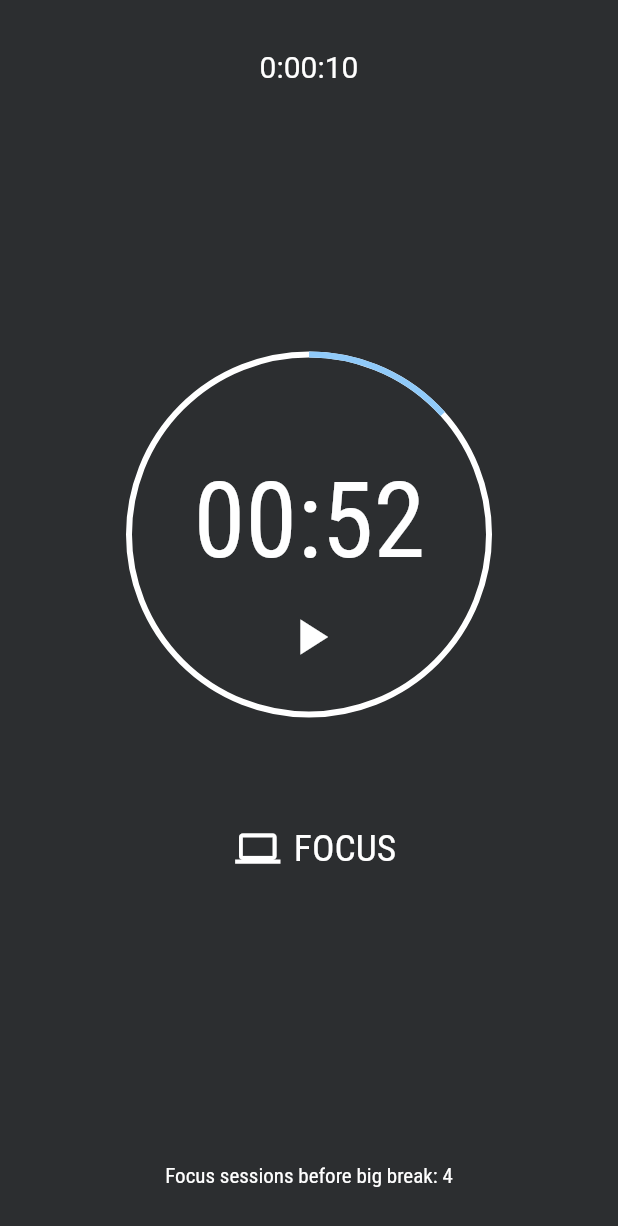
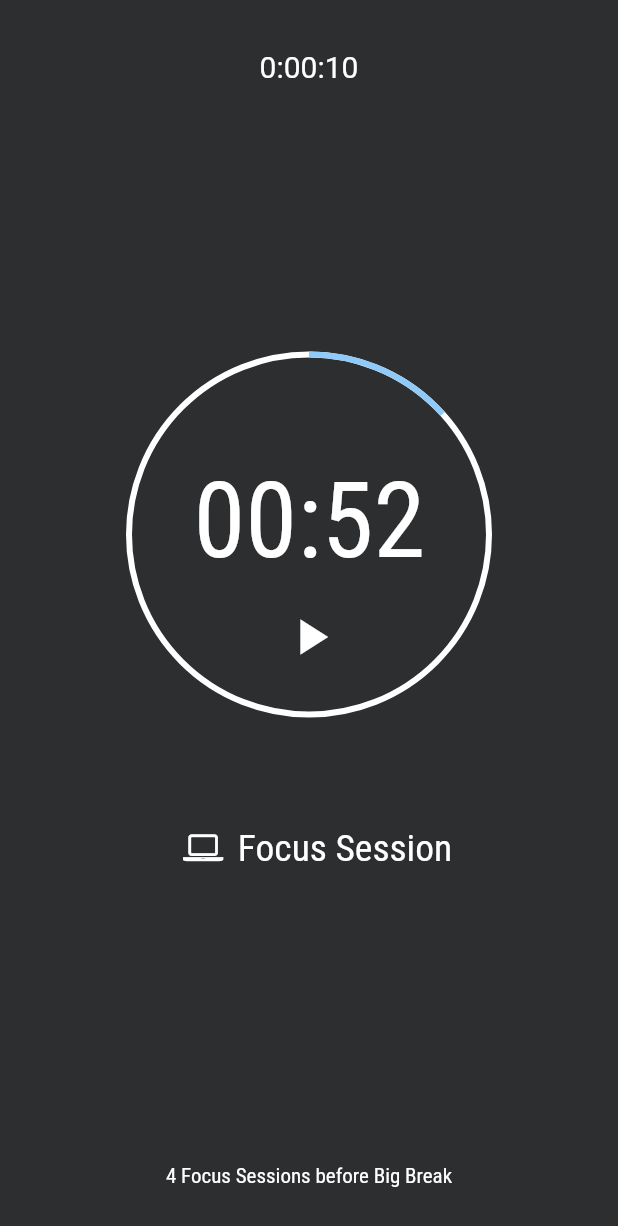
Before and after one commit to richardbonneau/pomodoro_flutter, a Flutter app: the screen it shows after launch, after a tap on the "pause" icon, on a phone screen of 412 x 824 dp. Shown: the top 1226 px of the screen. Run offline on Flutter 3.47's test engine with Material 2 defaults, Android fonts, the phone set to English and light mode, and no system bars; our stand-ins replace audioplayers, flutter_local_notifications.

Commit message:
force portrait & custom icons & polish

```diff
--- a/lib/main.dart
+++ b/lib/main.dart
@@ -4,7 +4,11 @@ import 'package:pomodoro/utils/AppColors.dart';
 
 import 'package:pomodoro/pages/TimerApp.dart';
 
-void main() => runApp(MyApp());
+void main() {
+SystemChrome.setPreferredOrientations([DeviceOrientation.portraitUp]);
+runApp(MyApp());
+}
+
 
 class MyApp extends StatelessWidget {
   @override
--- /dev/null
+++ b/lib/my_flutter_app_icons.dart
@@ -0,0 +1,35 @@
+/// Flutter icons MyFlutterApp
+/// Copyright (C) 2019 by original authors @ fluttericon.com, fontello.com
+/// This font was generated by FlutterIcon.com, which is derived from Fontello.
+///
+/// To use this font, place it in your fonts/ directory and include the
+/// following in your pubspec.yaml
+///
+/// flutter:
+///   fonts:
+///    - family:  MyFlutterApp
+///      fonts:
+///       - asset: fonts/MyFlutterApp.ttf
+///
+///
+/// * Material Design Icons, Copyright (C) Google, Inc
+///         Author:    Google
+///         License:   Apache 2.0 (https://www.apache.org/licenses/LICENSE-2.0)
+///         Homepage:  https://design.google.com/icons/
+/// * Font Awesome, Copyright (C) 2016 by Dave Gandy
+///         Author:    Dave Gandy
+///         License:   SIL ()
+///         Homepage:  http://fortawesome.github.com/Font-Awesome/
+///
+import 'package:flutter/widgets.dart';
+
+class CustomIcons {
+  CustomIcons._();
+
+  static const _kFontFam = 'CustomIcons';
+
+  static const IconData center_focus_strong = const IconData(0xe800, fontFamily: _kFontFam);
+  static const IconData coffee = const IconData(0xf0f4, fontFamily: _kFontFam);
+  static const IconData laptop = const IconData(0xf109, fontFamily: _kFontFam);
+  static const IconData bed = const IconData(0xf236, fontFamily: _kFontFam);
+}
--- a/lib/pages/TimerApp.dart
+++ b/lib/pages/TimerApp.dart
@@ -4,6 +4,7 @@ import 'package:pomodoro/utils/AppColors.dart';
 import 'package:audioplayers/audio_cache.dart';
 import 'package:pomodoro/utils/LocalNotificationHelper.dart';
 import 'package:flutter_local_notifications/flutter_local_notifications.dart';
+import 'package:pomodoro/my_flutter_app_icons.dart';
 
 AudioCache audioCache = AudioCache();
 
@@ -19,23 +20,23 @@ class TimerAppState extends State<TimerApp> {
   String timeWorked = "0:00:01";
   int sessionBeforeBigBreak = 4;
   List<String> phases = [
-    "FOCUS",
+    "Focus Session",
     "Small Break",
-    "FOCUS",
+    "Focus Session",
     "Small Break",
-    "FOCUS",
+    "Focus Session",
     "Small Break",
-    "FOCUS",
+    "Focus Session",
     "Big Break"
   ];
 
   String remainingTimeUntilNextPhase = "24:59";
   DateTime phaseStartingTime = DateTime.now();
-  var phaseTimes = {"FOCUS": 1, "Small Break": 5, "Big Break": 30};
+  var phaseTimes = {"Focus Session": 1, "Small Break": 5, "Big Break": 30};
   int currentPhaseIndex = 0;
   int nextPhaseIndex = 1;
   double circularProgress = 0.0;
-  Icon currentPhaseIcon = Icon(Icons.computer);
+  Icon currentPhaseIcon = Icon(CustomIcons.laptop);
 
   // Pause Button
   bool isAppPaused = false;
@@ -57,28 +58,29 @@ class TimerAppState extends State<TimerApp> {
   }
 
   goToNextPhase() async {
-    if (sessionBeforeBigBreak != 0)
-      sessionBeforeBigBreak -= 1;
-    else
-      sessionBeforeBigBreak = 4;
+
     String notificationTitle = "";
     String notificationBody = "";
 
-    if (phases[nextPhaseIndex] == "FOCUS") {
+    if (phases[nextPhaseIndex] == "Focus Session") {
+      if (sessionBeforeBigBreak != 0)
+        sessionBeforeBigBreak -= 1;
+      else
+        sessionBeforeBigBreak = 4;
       currentPhaseIcon = Icon(
-        Icons.computer,
+        CustomIcons.center_focus_strong,
       );
       notificationTitle = "Back to work!";
       notificationBody = "Break's over ";
       print("back to work");
     } else if (phases[nextPhaseIndex] == "Small Break") {
-      currentPhaseIcon = Icon(Icons.access_alarm);
+      currentPhaseIcon = Icon(CustomIcons.coffee);
       notificationTitle = "Time for a break!";
       notificationBody =
           "This is your own time. Do whatever you want for 5 minutes.";
       print("break time");
     } else {
-      currentPhaseIcon = Icon(Icons.access_alarm);
+      currentPhaseIcon = Icon(CustomIcons.bed);
       notificationTitle = "Time for a long break!";
       notificationBody = "You deserve this. Step away from work for a while.";
       print("break time");
@@ -215,7 +217,7 @@ class TimerAppState extends State<TimerApp> {
                   IconButton(
                     icon: currentPhaseIcon,
                     onPressed: this.onPressPause,
-                    iconSize: 30.0,
+                    iconSize: 25.0,
                     color: textColor,
                   ),
                   Text(
@@ -230,8 +232,8 @@ class TimerAppState extends State<TimerApp> {
 
               SizedBox(height: 55.0),
               Text(
-                "Focus sessions before big break: " +
-                    sessionBeforeBigBreak.toString(),
+
+                sessionBeforeBigBreak.toString()+" Focus "+(sessionBeforeBigBreak == 1 ? "Session" : "Sessions" )+" before Big Break",
                 style:
                     TextStyle(fontFamily: 'Roboto Condensed', color: textColor),
               ),
--- a/lib/utils/LocalNotificationHelper.dart
+++ b/lib/utils/LocalNotificationHelper.dart
@@ -11,6 +11,7 @@ NotificationDetails get _ongoing {
     ongoing: true,
     autoCancel: false,
     playSound: true,
+      sound: "phase_finished.wav"
   );
   final iOSChannelSpecifics = IOSNotificationDetails();
   return NotificationDetails(androidChannelSpecifics, iOSChannelSpecifics);
--- a/pubspec.yaml
+++ b/pubspec.yaml
@@ -69,6 +69,11 @@ flutter:
     - family: Roboto Condensed
       fonts:
         - asset: fonts/RobotoCondensed-Regular.ttf
+    - family:  CustomIcons
+      fonts:
+        - asset: fonts/custom-icons.ttf
+
+
   # fonts:
   #   - family: Schyler
   #     fonts:
```
Also changed, not shown: fonts/custom-icons.ttf (added).
